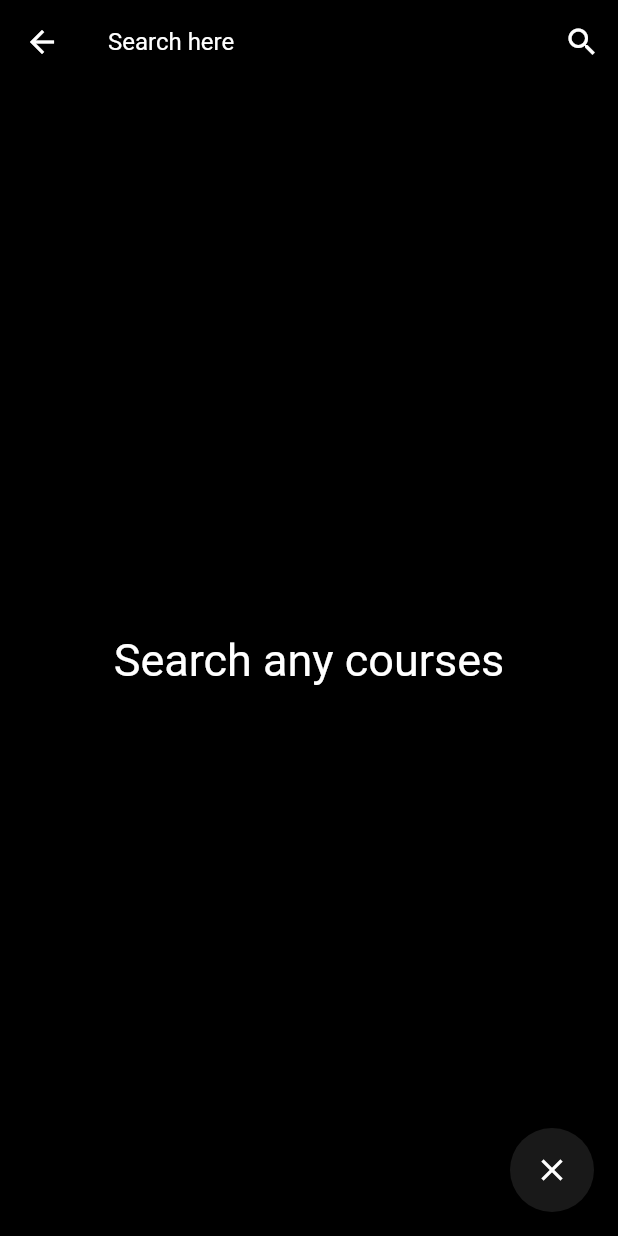
After one commit to yashraut362/ProjectKeeper, a Flutter app: the Search screen opened directly, after a tap on the "search" icon, after a tap on the "clear" icon, on a phone screen of 412 x 824 dp. The commit adds this screen. Run offline on Flutter 3.47's test engine with Material 2 defaults, Android fonts, the phone set to English and light mode, and no system bars; our stand-ins replace bottom_navy_bar, cloud_firestore, firebase_analytics, firebase_auth, firebase_database, firebase_storage and 6 more; missing offline and left inert: flutter_dropdown; accounts and stored records are empty.

Commit message:
search done

```diff
--- /dev/null
+++ b/lib/Services/DataController.dart
@@ -0,0 +1,11 @@
+import 'package:cloud_firestore/cloud_firestore.dart';
+import 'package:get/get.dart';
+
+class DataController extends GetxController {
+  Future queryData(String queryString) async {
+    return Firestore.instance
+        .collection('allprojects')
+        .where('name', isGreaterThanOrEqualTo: queryString)
+        .getDocuments();
+  }
+}
--- /dev/null
+++ b/lib/views/dashboard/search.dart
@@ -0,0 +1,101 @@
+import 'package:cloud_firestore/cloud_firestore.dart';
+import 'package:flutter/material.dart';
+import 'package:get/get.dart';
+import 'package:projectskeeper/Services/DataController.dart';
+import 'package:projectskeeper/views/projects/projectdetails.dart';
+
+class Search extends StatefulWidget {
+  @override
+  _SearchState createState() => _SearchState();
+}
+
+class _SearchState extends State<Search> {
+  final TextEditingController searchController = TextEditingController();
+  QuerySnapshot snapshotData;
+  bool isExecuted = false;
+  @override
+  Widget build(BuildContext context) {
+    Widget searchedData() {
+      return ListView.builder(
+        itemCount: snapshotData.documents.length,
+        itemBuilder: (BuildContext context, int index) {
+          return GestureDetector(
+            onTap: () {
+              Get.to(ProjectDetails(),
+                  arguments: snapshotData.documents[index].data);
+            },
+            child: ListTile(
+              leading: CircleAvatar(
+                backgroundImage: NetworkImage(
+                    snapshotData.documents[index].data['imageurl']),
+              ),
+              title: Text(
+                snapshotData.documents[index].data['name'],
+                style: TextStyle(
+                    color: Colors.white,
+                    fontWeight: FontWeight.bold,
+                    fontSize: 22.0),
+              ),
+              subtitle: Text(
+                snapshotData.documents[index].data['domain'],
+                style: TextStyle(
+                    color: Colors.white,
+                    fontWeight: FontWeight.bold,
+                    fontSize: 16.0),
+              ),
+            ),
+          );
+        },
+      );
+    }
+
+    return Scaffold(
+      floatingActionButton: FloatingActionButton(
+        child: Icon(Icons.clear),
+        onPressed: () {
+          setState(() {
+            isExecuted = false;
+          });
+        },
+      ),
+      backgroundColor: Colors.black,
+      appBar: AppBar(
+        actions: [
+          GetBuilder<DataController>(
+            init: DataController(),
+            builder: (val) {
+              return IconButton(
+                  icon: Icon(Icons.search),
+                  onPressed: () {
+                    val.queryData(searchController.text).then((value) {
+                      snapshotData = value;
+                      setState(() {
+                        isExecuted = true;
+                      });
+                    });
+                  });
+            },
+          )
+        ],
+        title: TextField(
+          style: TextStyle(color: Colors.white),
+          decoration: InputDecoration(
+              hintText: 'Search here',
+              hintStyle: TextStyle(color: Colors.white)),
+          controller: searchController,
+        ),
+        backgroundColor: Colors.black,
+      ),
+      body: isExecuted
+          ? searchedData()
+          : Container(
+              child: Center(
+                child: Text(
+                  'Search any courses',
+                  style: TextStyle(color: Colors.white, fontSize: 30.0),
+                ),
+              ),
+            ),
+    );
+  }
+}
--- a/lib/views/utility/homepage.dart
+++ b/lib/views/utility/homepage.dart
@@ -1,6 +1,7 @@
 import 'package:flutter/material.dart';
 import 'package:get/get.dart';
 import 'package:flutter/cupertino.dart';
+import 'package:projectskeeper/views/dashboard/search.dart';
 import '../dashboard/Faq.dart';
 import '../dashboard/addproject.dart';
 import '../dashboard/allprojects.dart';
@@ -177,7 +178,7 @@ class _HomepageState extends State<Homepage> {
                       ),
                       GestureDetector(
                         onTap: () {
-                          Get.to(Faq());
+                          Get.to(Search());
                         },
                         child: Card(
                           shape: RoundedRectangleBorder(
```
